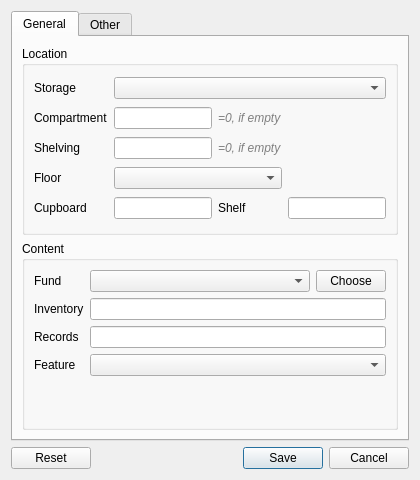
Before: the Qt Designer form dialogs/nodedialog.ui in caxapyk/TPointer, drawn with Qt 5.
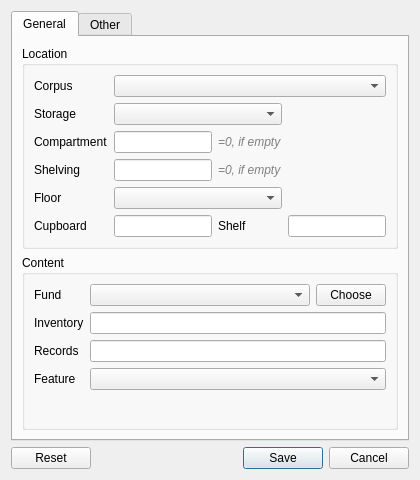
After: the same form once the commit is applied. Icons and pictures are not drawn.

Diff of the .ui file:
```diff
--- a/dialogs/nodedialog.ui
+++ b/dialogs/nodedialog.ui
@@ -46,10 +46,16 @@
           <string>Location</string>
          </property>
          <layout class="QGridLayout" name="gridLayout">
-          <item row="5" column="3">
-           <widget class="QLineEdit" name="lE_shelf"/>
+          <item row="6" column="1">
+           <widget class="QLineEdit" name="lE_cupboard"/>
           </item>
-          <item row="0" column="0">
+          <item row="3" column="1">
+           <widget class="QLineEdit" name="lE_compartment"/>
+          </item>
+          <item row="4" column="1">
+           <widget class="QLineEdit" name="lE_shelving"/>
+          </item>
+          <item row="1" column="0">
            <widget class="QLabel" name="label">
             <property name="sizePolicy">
              <sizepolicy hsizetype="Preferred" vsizetype="Preferred">
@@ -62,74 +68,78 @@
             </property>
            </widget>
           </item>
-          <item row="2" column="2">
-           <widget class="QLabel" name="label_11">
-            <property name="styleSheet">
-             <string notr="true">color:gray;font-size:12px;font-style:italic;</string>
-            </property>
-            <property name="text">
-             <string>=0, if empty</string>
-            </property>
-           </widget>
-          </item>
-          <item row="3" column="0">
-           <widget class="QLabel" name="label_4">
-            <property name="text">
-             <string>Shelving</string>
-            </property>
-           </widget>
-          </item>
-          <item row="2" column="0">
-           <widget class="QLabel" name="label_3">
-            <property name="text">
-             <string>Compartment</string>
-            </property>
-           </widget>
-          </item>
-          <item row="4" column="0">
+          <item row="5" column="0">
            <widget class="QLabel" name="label_2">
             <property name="text">
              <string>Floor</string>
             </property>
            </widget>
           </item>
-          <item row="3" column="2">
-           <widget class="QLabel" name="label_12">
-            <property name="styleSheet">
-             <string notr="true">color:gray;font-size:12px;font-style:italic;</string>
-            </property>
-            <property name="text">
-             <string>=0, if empty</string>
-            </property>
-           </widget>
-          </item>
-          <item row="4" column="1" colspan="2">
-           <widget class="QComboBox" name="cB_floor"/>
-          </item>
-          <item row="5" column="1">
-           <widget class="QLineEdit" name="lE_cupboard"/>
-          </item>
-          <item row="5" column="2">
+          <item row="6" column="2">
            <widget class="QLabel" name="label_6">
             <property name="text">
              <string>Shelf</string>
             </property>
            </widget>
           </item>
-          <item row="2" column="1">
-           <widget class="QLineEdit" name="lE_compartment"/>
+          <item row="4" column="2">
+           <widget class="QLabel" name="label_12">
+            <property name="styleSheet">
+             <string notr="true">color:gray;font-size:12px;font-style:italic;</string>
+            </property>
+            <property name="text">
+             <string>=0, if empty</string>
+            </property>
+           </widget>
           </item>
-          <item row="5" column="0">
+          <item row="3" column="2">
+           <widget class="QLabel" name="label_11">
+            <property name="styleSheet">
+             <string notr="true">color:gray;font-size:12px;font-style:italic;</string>
+            </property>
+            <property name="text">
+             <string>=0, if empty</string>
+            </property>
+           </widget>
+          </item>
+          <item row="5" column="1" colspan="2">
+           <widget class="QComboBox" name="cB_floor"/>
+          </item>
+          <item row="6" column="3">
+           <widget class="QLineEdit" name="lE_shelf"/>
+          </item>
+          <item row="4" column="0">
+           <widget class="QLabel" name="label_4">
+            <property name="text">
+             <string>Shelving</string>
+            </property>
+           </widget>
+          </item>
+          <item row="6" column="0">
            <widget class="QLabel" name="label_5">
             <property name="text">
              <string>Cupboard</string>
             </property>
            </widget>
           </item>
-          <item row="3" column="1">
-           <widget class="QLineEdit" name="lE_shelving"/>
+          <item row="3" column="0">
+           <widget class="QLabel" name="label_3">
+            <property name="text">
+             <string>Compartment</string>
+            </property>
+           </widget>
+          </item>
+          <item row="0" column="0">
+           <widget class="QLabel" name="label_13">
+            <property name="text">
+             <string>Corpus</string>
+            </property>
+           </widget>
           </item>
           <item row="0" column="1" colspan="3">
+           <widget class="QComboBox" name="cB_corpus"/>
+          </item>
+          <item row="1" column="1" colspan="2">
            <widget class="QComboBox" name="cB_storage">
             <property name="styleSheet">
              <string notr="true"/>
```
